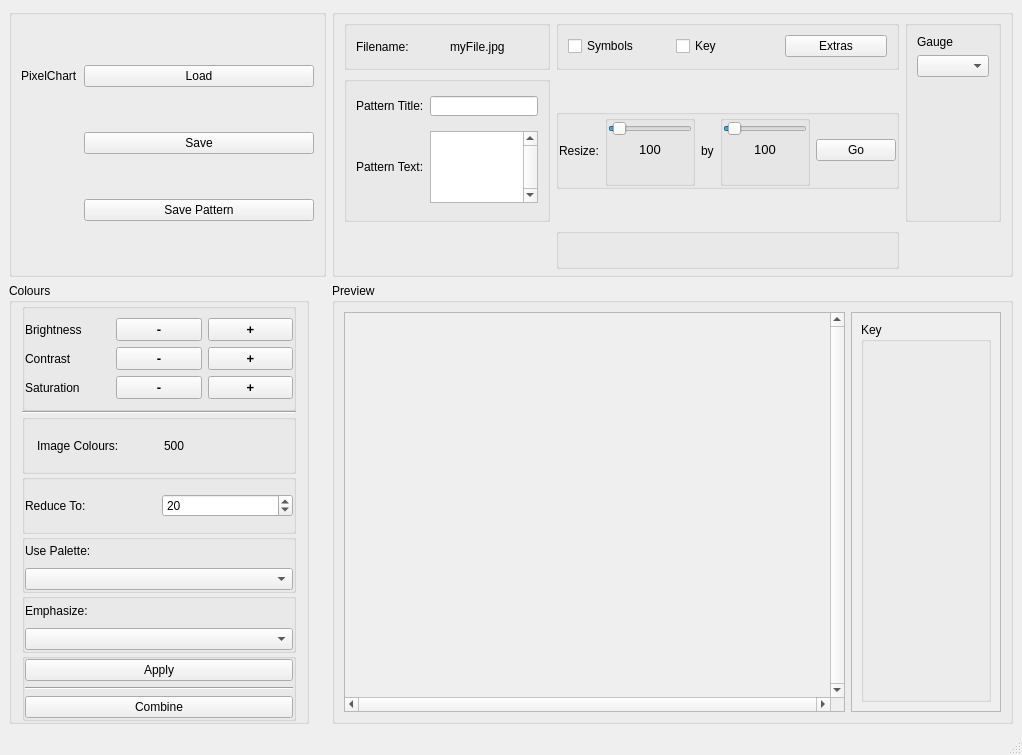
First picture: the form in GUI/Main.ui, repository hratcliffe/PixelChart, before the edit.
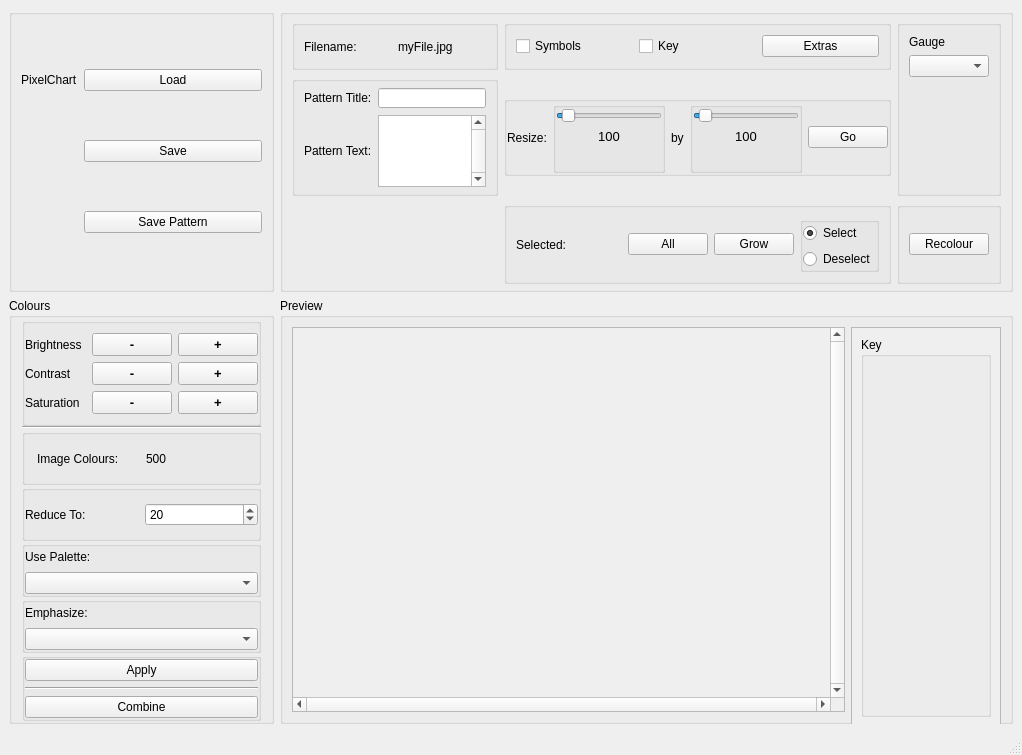
Second picture: the form after the edit.

Commit message: Click to select and deselect

```diff
--- a/GUI/Main.ui
+++ b/GUI/Main.ui
@@ -152,7 +152,7 @@
            <rect>
             <x>8</x>
             <y>8</y>
-            <width>568</width>
+            <width>574</width>
             <height>382</height>
            </rect>
           </property>
@@ -723,15 +723,114 @@
         </widget>
        </item>
        <item row="2" column="2">
-        <widget class="QGroupBox" name="groupBox">
+        <widget class="QGroupBox" name="swatchGroup">
          <property name="title">
           <string/>
          </property>
          <layout class="QHBoxLayout" name="horizontalLayout_7">
+          <item>
+           <widget class="QLabel" name="label_11">
+            <property name="text">
+             <string>Selected:</string>
+            </property>
+           </widget>
+          </item>
           <item>
            <widget class="QLabel" name="swatch">
+            <property name="minimumSize">
+             <size>
+              <width>50</width>
+              <height>0</height>
+             </size>
+            </property>
+            <property name="maximumSize">
+             <size>
+              <width>50</width>
+              <height>16777215</height>
+             </size>
+            </property>
             <property name="text">
              <string/>
+            </property>
+           </widget>
+          </item>
+          <item>
+           <widget class="QPushButton" name="pushButton">
+            <property name="toolTip">
+             <string>Select all pixels of this colour</string>
+            </property>
+            <property name="text">
+             <string>All</string>
+            </property>
+           </widget>
+          </item>
+          <item>
+           <widget class="QPushButton" name="pushButton_2">
+            <property name="toolTip">
+             <string>Grow selection by 1 pixel</string>
+            </property>
+            <property name="text">
+             <string>Grow</string>
+            </property>
+           </widget>
+          </item>
+          <item>
+           <widget class="QGroupBox" name="selectionModeRadio">
+            <property name="title">
+             <string/>
+            </property>
+            <layout class="QVBoxLayout" name="verticalLayout_10">
+             <property name="leftMargin">
+              <number>0</number>
+             </property>
+             <property name="topMargin">
+              <number>0</number>
+             </property>
+             <property name="rightMargin">
+              <number>0</number>
+             </property>
+             <property name="bottomMargin">
+              <number>0</number>
+             </property>
+             <item>
+              <widget class="QRadioButton" name="selectionSelect">
+               <property name="text">
+                <string>Select</string>
+               </property>
+               <property name="checked">
+                <bool>true</bool>
+               </property>
+               <attribute name="buttonGroup">
+                <string notr="true">buttonGroup</string>
+               </attribute>
+              </widget>
+             </item>
+             <item>
+              <widget class="QRadioButton" name="selectionDeselect">
+               <property name="text">
+                <string>Deselect</string>
+               </property>
+               <attribute name="buttonGroup">
+                <string notr="true">buttonGroup</string>
+               </attribute>
+              </widget>
+             </item>
+            </layout>
+           </widget>
+          </item>
+         </layout>
+        </widget>
+       </item>
+       <item row="2" column="4">
+        <widget class="QGroupBox" name="groupBox">
+         <property name="title">
+          <string/>
+         </property>
+         <layout class="QVBoxLayout" name="verticalLayout_11">
+          <item>
+           <widget class="QPushButton" name="recolourSelectionButton">
+            <property name="text">
+             <string>Recolour</string>
             </property>
            </widget>
           </item>
```
Left out of the diff: 3 changed lines with no effect on the pictures. The commit also changes 1 other file.
